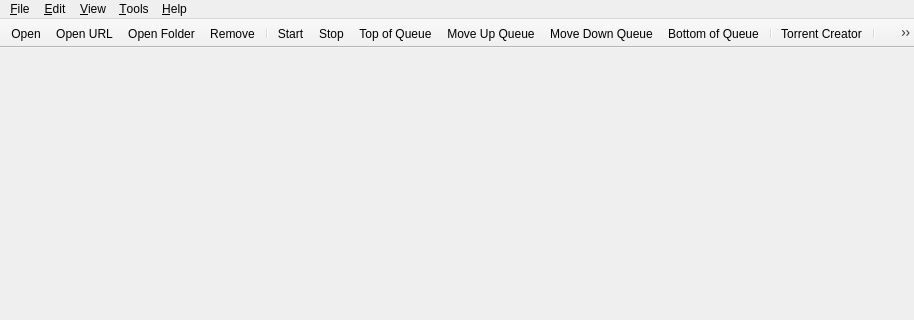
This is src/gui/mainwindow.ui in qbittorrent/qBittorrent as Qt 5 draws it before an edit; both pictures show x 0 to 914 and y 0 to 320 of the 914 by 563 pixel window. The edited form follows.
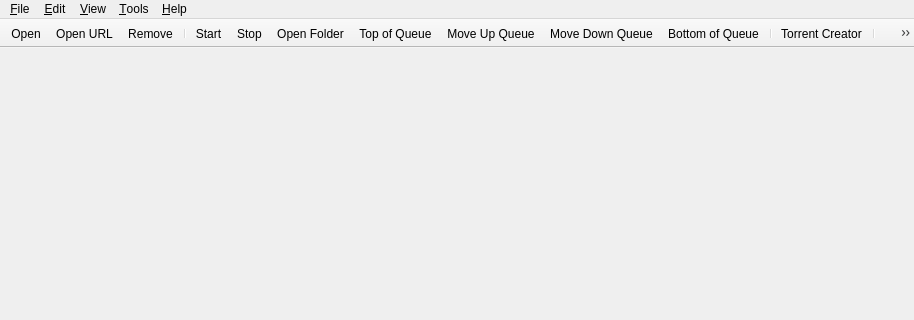
This is the edited form.

Commit message: Move 'Open Destination Folder' button after Stop action in toolbar

```diff
--- a/src/gui/mainwindow.ui
+++ b/src/gui/mainwindow.ui
@@ -152,11 +152,11 @@
    </attribute>
    <addaction name="actionOpen"/>
    <addaction name="actionDownloadFromURL"/>
-   <addaction name="actionOpenDestinationFolder"/>
    <addaction name="actionDelete"/>
    <addaction name="separator"/>
    <addaction name="actionStart"/>
    <addaction name="actionStop"/>
+   <addaction name="actionOpenDestinationFolder"/>
    <addaction name="actionTopQueuePos"/>
    <addaction name="actionIncreaseQueuePos"/>
    <addaction name="actionDecreaseQueuePos"/>
```
